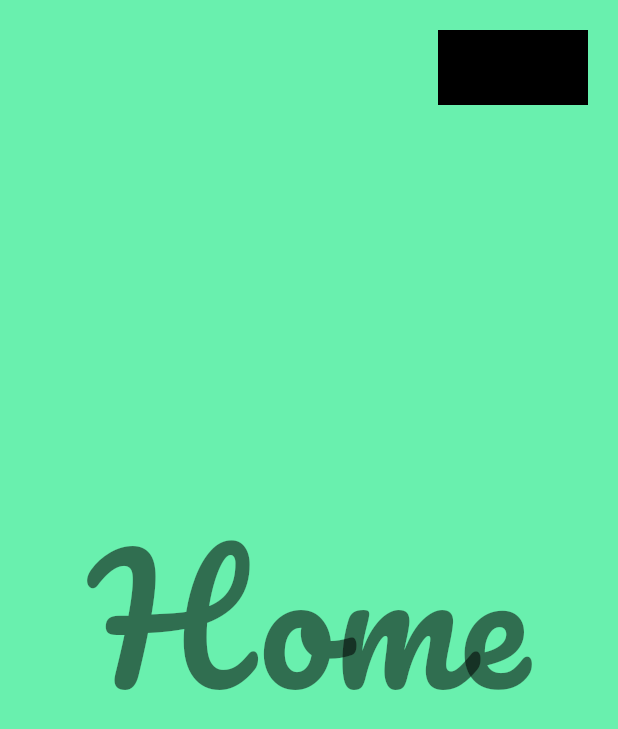
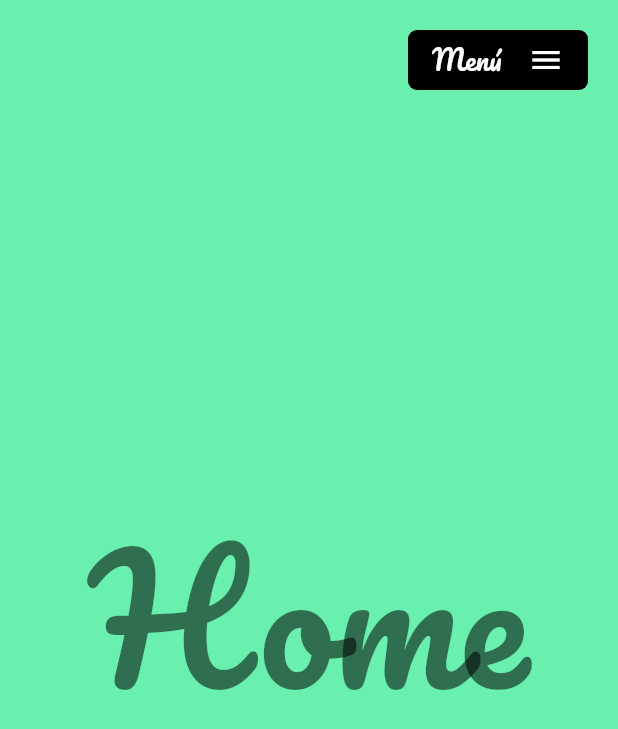
Before and after one commit to xenxi/landing_page_template, a Flutter app: the screen it shows after launch, on a phone screen of 412 x 824 dp. Shown: the top 729 px of the screen. Run offline on Flutter 3.47's test engine with Material 2 defaults, Android fonts, the phone set to English and light mode, and no system bars; our stand-ins replace fluro, google_fonts.

Commit message:
:lipstick: update menu

```diff
--- a/lib/presentation/main_menu.dart
+++ b/lib/presentation/main_menu.dart
@@ -8,9 +8,21 @@ class MainMenu extends StatelessWidget {
   @override
   Widget build(BuildContext context) {
     return Container(
-      width: 100,
-      height: 50,
-      color: Colors.black,
+      width: 120,
+      height: 40,
+      padding: const EdgeInsets.symmetric(horizontal: 16),
+      decoration: BoxDecoration(
+          color: Colors.black, borderRadius: BorderRadius.circular(6)),
+      child: Row(
+        children: const [
+          Text(
+            'Menú',
+            style: TextStyle(color: Colors.white, fontSize: 18),
+          ),
+          Spacer(),
+          Icon(Icons.menu),
+        ],
+      ),
     );
   }
 }
```
